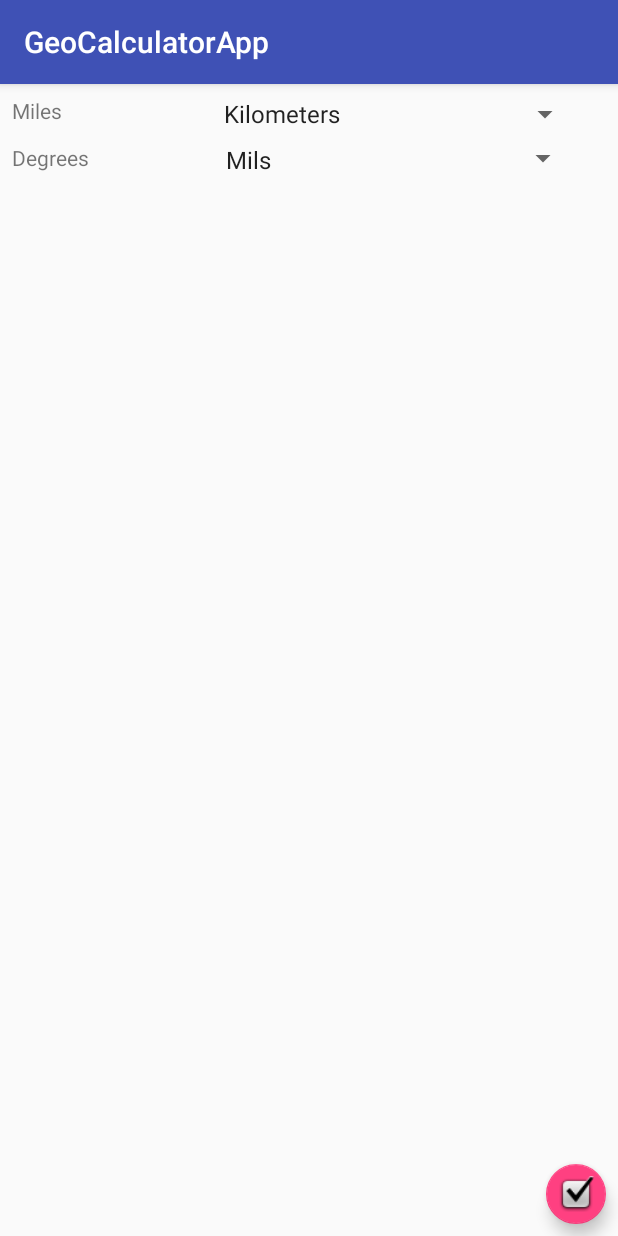
After one commit to kyle-flynn/Computer-Science, an Android app: the Settings screen opened directly, with no data from a screen before it, on a phone screen of 412 x 824 dp. The commit adds this screen. Run offline under Robolectric (Android 15) with nearby library versions, the phone set to English and light mode, and no system bars.

Commit message:
Added stuff.

```diff
--- a/CIS 357/HW #4/app/src/main/AndroidManifest.xml
+++ b/CIS 357/HW #4/app/src/main/AndroidManifest.xml
@@ -19,6 +19,7 @@
                 <category android:name="android.intent.category.LAUNCHER" />
             </intent-filter>
         </activity>
+        <activity android:name=".Settings"></activity>
     </application>
 
 </manifest>
--- a/CIS 357/HW #4/app/src/main/java/edu/gvsu/cis357/geocalculatorapp/MainActivity.java
+++ b/CIS 357/HW #4/app/src/main/java/edu/gvsu/cis357/geocalculatorapp/MainActivity.java
@@ -1,5 +1,6 @@
 package edu.gvsu.cis357.geocalculatorapp;
 
+import android.content.Intent;
 import android.os.Bundle;
 import android.support.design.widget.FloatingActionButton;
 import android.support.design.widget.Snackbar;
@@ -37,14 +38,14 @@ public class MainActivity extends AppCompatActivity {
         calculate.setOnClickListener(click -> calculateCoords());
         clear.setOnClickListener(click -> clearFields());
 
-        FloatingActionButton fab = (FloatingActionButton) findViewById(R.id.fab);
-        fab.setOnClickListener(new View.OnClickListener() {
-            @Override
-            public void onClick(View view) {
-                Snackbar.make(view, "Replace with your own action", Snackbar.LENGTH_LONG)
-                        .setAction("Action", null).show();
-            }
-        });
+//        FloatingActionButton fab = (FloatingActionButton) findViewById(R.id.fab);
+//        fab.setOnClickListener(new View.OnClickListener() {
+//            @Override
+//            public void onClick(View view) {
+//                Snackbar.make(view, "Replace with your own action", Snackbar.LENGTH_LONG)
+//                        .setAction("Action", null).show();
+//            }
+//        });
     }
 
     public void calculateCoords() {
@@ -76,9 +77,19 @@ public class MainActivity extends AppCompatActivity {
 
         //noinspection SimplifiableIfStatement
         if (id == R.id.action_settings) {
+            openSettings();
             return true;
         }
 
         return super.onOptionsItemSelected(item);
     }
+
+    public void openSettings() {
+        Intent intent = new Intent(this, Settings.class);
+//        EditText editText = (EditText) findViewById(R.id.editText);
+//        String message = editText.getText().toString();
+//        intent.putExtra(EXTRA_MESSAGE, message);
+        startActivity(intent);
+    }
+
 }
--- /dev/null
+++ b/CIS 357/HW #4/app/src/main/java/edu/gvsu/cis357/geocalculatorapp/Settings.java
@@ -0,0 +1,57 @@
+package edu.gvsu.cis357.geocalculatorapp;
+
+import android.support.v7.app.AppCompatActivity;
+import android.os.Bundle;
+import android.view.View;
+import android.widget.AdapterView;
+import android.widget.ArrayAdapter;
+import android.widget.Spinner;
+
+import java.util.ArrayList;
+import java.util.List;
+
+public class Settings extends AppCompatActivity implements AdapterView.OnItemSelectedListener {
+
+    Spinner miles, degrees;
+
+    @Override
+    protected void onCreate(Bundle savedInstanceState) {
+        super.onCreate(savedInstanceState);
+        setContentView(R.layout.activity_settings);
+
+        miles = (Spinner) findViewById(R.id.spinnerMiles);
+        degrees = (Spinner) findViewById(R.id.spinnerDegrees);
+
+        miles.setOnItemSelectedListener(this);
+        degrees.setOnItemSelectedListener(this);
+
+        List<String> milesOptions = new ArrayList<String>();
+        List<String> degreeOptions = new ArrayList<String>();
+
+        milesOptions.add("Kilometers");
+        milesOptions.add("Miles");
+
+        degreeOptions.add("Mils");
+        degreeOptions.add("Degrees");
+
+        ArrayAdapter<String> milesAdapter = new ArrayAdapter<String>(this, android.R.layout.simple_spinner_item, milesOptions);
+        ArrayAdapter<String> degreesAdapter = new ArrayAdapter<String>(this, android.R.layout.simple_spinner_item, degreeOptions);
+
+        milesAdapter.setDropDownViewResource(android.R.layout.simple_spinner_dropdown_item);
+        degreesAdapter.setDropDownViewResource(android.R.layout.simple_spinner_dropdown_item);
+
+        miles.setAdapter(milesAdapter);
+        degrees.setAdapter(degreesAdapter);
+
+    }
+
+    @Override
+    public void onItemSelected(AdapterView<?> parent, View view, int position, long id) {
+
+    }
+
+    @Override
+    public void onNothingSelected(AdapterView<?> parent) {
+
+    }
+}
--- a/CIS 357/HW #4/app/src/main/res/layout/activity_main.xml
+++ b/CIS 357/HW #4/app/src/main/res/layout/activity_main.xml
@@ -22,12 +22,4 @@
 
     <include layout="@layout/content_main" />
 
-    <android.support.design.widget.FloatingActionButton
-        android:id="@+id/fab"
-        android:layout_width="wrap_content"
-        android:layout_height="wrap_content"
-        android:layout_gravity="bottom|end"
-        android:layout_margin="@dimen/fab_margin"
-        app:srcCompat="@android:drawable/ic_dialog_email" />
-
 </android.support.design.widget.CoordinatorLayout>
--- /dev/null
+++ b/CIS 357/HW #4/app/src/main/res/layout/activity_settings.xml
@@ -0,0 +1,65 @@
+<?xml version="1.0" encoding="utf-8"?>
+<android.support.constraint.ConstraintLayout xmlns:android="http://schemas.android.com/apk/res/android"
+    xmlns:app="http://schemas.android.com/apk/res-auto"
+    xmlns:tools="http://schemas.android.com/tools"
+    android:layout_width="match_parent"
+    android:layout_height="match_parent"
+    tools:context="edu.gvsu.cis357.geocalculatorapp.Settings">
+
+    <android.support.design.widget.FloatingActionButton
+        android:id="@+id/saveFab"
+        android:layout_width="wrap_content"
+        android:layout_height="wrap_content"
+        android:layout_marginBottom="8dp"
+        android:layout_marginRight="8dp"
+        android:clickable="true"
+        app:fabSize="mini"
+        app:layout_constraintBottom_toBottomOf="parent"
+        app:layout_constraintRight_toRightOf="parent"
+        app:srcCompat="@android:drawable/checkbox_on_background"
+        android:layout_marginEnd="8dp" />
+
+    <TextView
+        android:id="@+id/textView"
+        android:layout_width="108dp"
+        android:layout_height="23dp"
+        android:layout_marginLeft="8dp"
+        android:layout_marginTop="8dp"
+        android:text="Miles"
+        app:layout_constraintLeft_toLeftOf="parent"
+        app:layout_constraintTop_toTopOf="parent"
+        android:layout_marginStart="8dp" />
+
+    <TextView
+        android:id="@+id/textView2"
+        android:layout_width="108dp"
+        android:layout_height="23dp"
+        android:text="Degrees"
+        android:layout_marginTop="8dp"
+        app:layout_constraintTop_toBottomOf="@+id/textView"
+        android:layout_marginLeft="8dp"
+        app:layout_constraintLeft_toLeftOf="parent"
+        android:layout_marginStart="8dp" />
+
+    <Spinner
+        android:id="@+id/spinnerMiles"
+        android:layout_width="246dp"
+        android:layout_height="23dp"
+        app:layout_constraintLeft_toRightOf="@+id/textView"
+        android:layout_marginLeft="8dp"
+        android:layout_marginRight="8dp"
+        app:layout_constraintRight_toRightOf="parent"
+        app:layout_constraintTop_toTopOf="parent"
+        android:layout_marginTop="8dp" />
+
+    <Spinner
+        android:id="@+id/spinnerDegrees"
+        android:layout_width="243dp"
+        android:layout_height="20dp"
+        android:layout_marginLeft="8dp"
+        android:layout_marginRight="8dp"
+        android:layout_marginTop="8dp"
+        app:layout_constraintLeft_toRightOf="@+id/textView2"
+        app:layout_constraintRight_toRightOf="parent"
+        app:layout_constraintTop_toBottomOf="@+id/spinnerMiles" />
+</android.support.constraint.ConstraintLayout>
```
